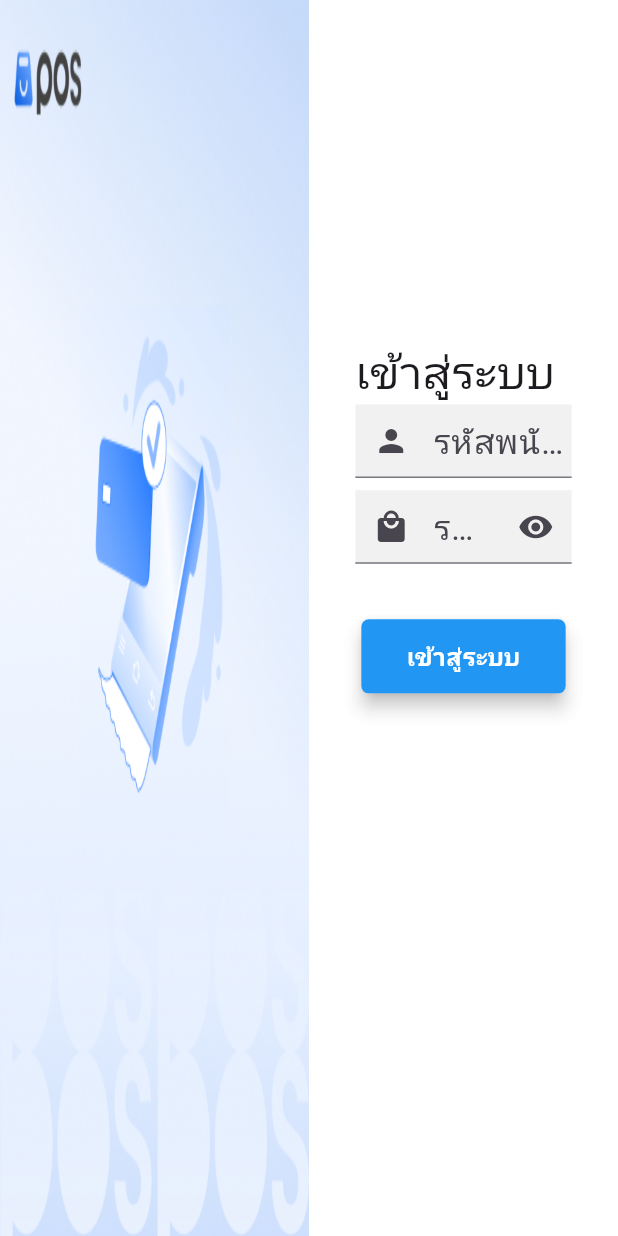
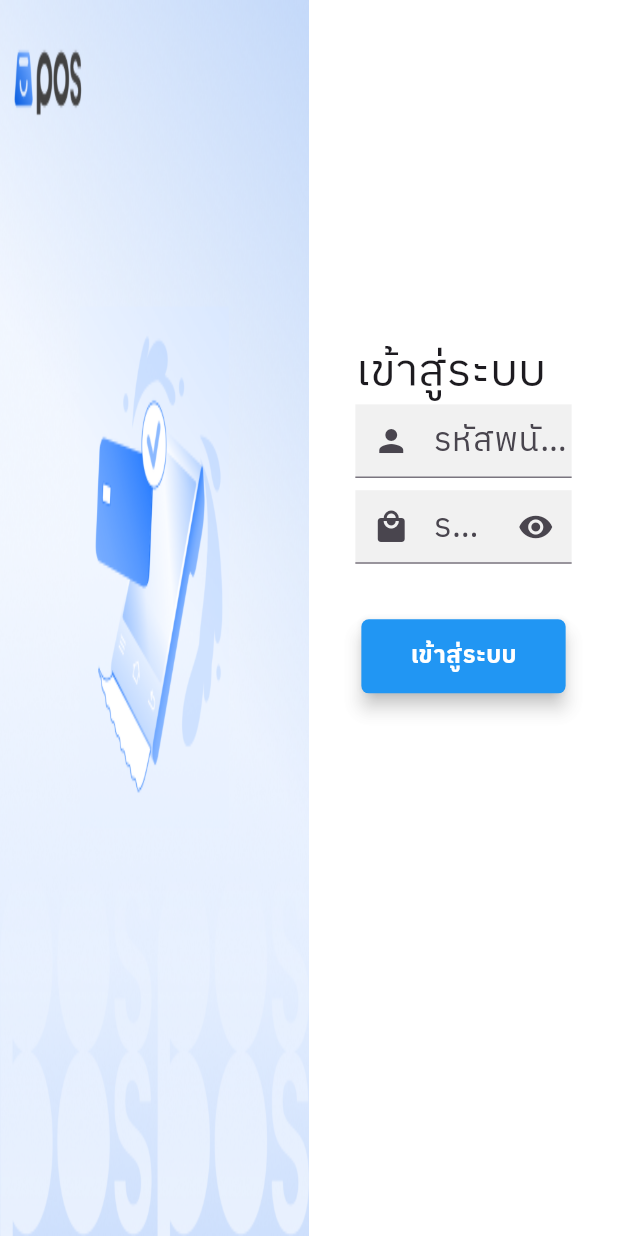
Before and after one commit to cosdemonamezon/possodexo, a Flutter app: the screen it shows after launch, on a phone screen of 412 x 824 dp. Run offline on Flutter 3.47's test engine with Material 3 defaults, Android fonts, the phone set to English and light mode, and no system bars; our stand-ins replace chips_choice, dropdown_button2.

Commit message:
แก้ฟอน

```diff
--- a/lib/main.dart
+++ b/lib/main.dart
@@ -42,6 +42,7 @@ class MyApp extends StatelessWidget {
         theme: ThemeData(
           colorScheme: ColorScheme.fromSeed(seedColor: Colors.deepPurple),
           useMaterial3: true,
+          fontFamily: 'IBMPlexSansThai',
         ),
         debugShowCheckedModeBanner: false,
         home: LoginPage(),
--- a/lib/payment/widgets/OtherDiscountsWidgets.dart
+++ b/lib/payment/widgets/OtherDiscountsWidgets.dart
@@ -230,7 +230,6 @@ class _OtherDiscountsWidgetsState extends State<OtherDiscountsWidgets> {
                 ],
               ),
             ),
-            // ...rowdiscount,
             SizedBox(
               height: size.height * 0.47,
               child: ListView.separated(
```
